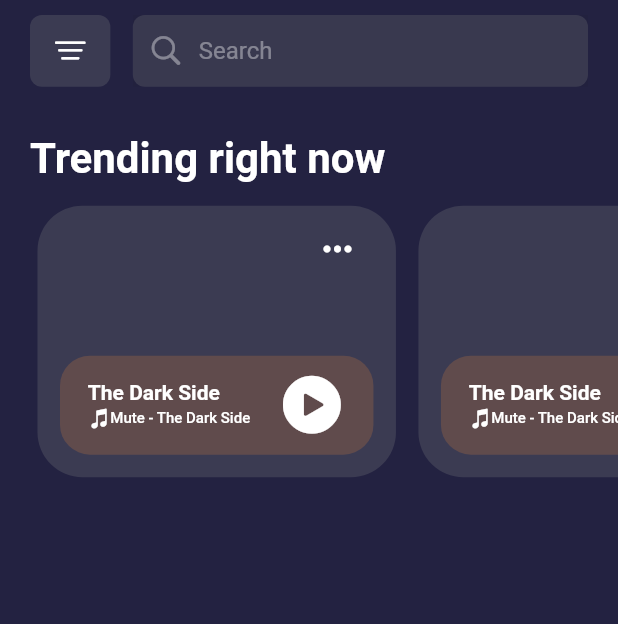
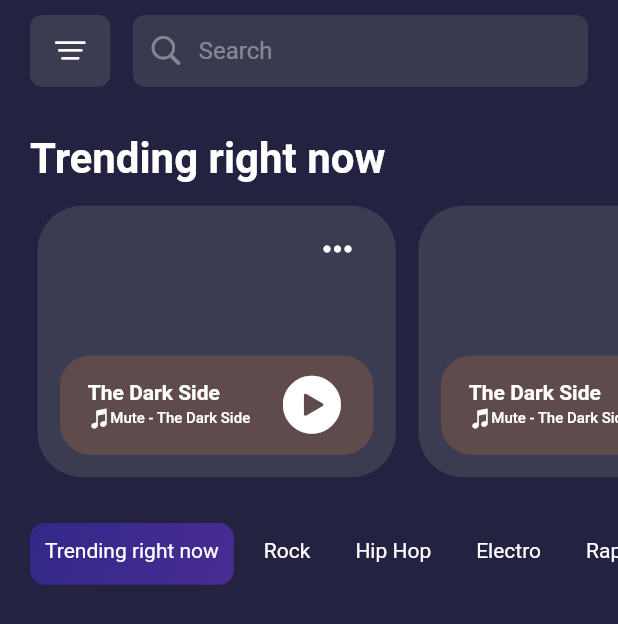
Before and after one commit to balaji13028/music_player, a Flutter app: the HomePage screen opened directly, on a phone screen of 412 x 824 dp. Shown: the top 624 px of the screen. Run offline on Flutter 3.47's test engine with Material 2 defaults, Android fonts, the phone set to English and light mode, and no system bars; our stand-ins replace get.

Commit message:
changes rae applied

```diff
--- a/lib/bottom_navbar.dart
+++ b/lib/bottom_navbar.dart
@@ -39,7 +39,7 @@ class BottomNavBar extends StatelessWidget {
           clipBehavior: Clip.hardEdge,
           height: size.height * 0.09,
           width: size.width,
-          margin: const EdgeInsets.only(right: 20, top: 10, left: 20),
+          margin: const EdgeInsets.only(right: 20, left: 20, bottom: 10),
           decoration: BoxDecoration(
             color: ColorPalette.buttonsBackgroundColor,
             borderRadius: BorderRadius.circular(20),
--- a/lib/color_palette.dart
+++ b/lib/color_palette.dart
@@ -8,4 +8,9 @@ class ColorPalette {
   static const Color titleColor = Colors.white;
 
   static const Color subtitleColor = Colors.white38;
+
+  static const LinearGradient buttonGradient = LinearGradient(colors: [
+    Color(0xff322888),
+    Color(0xff492C94),
+  ], begin: Alignment.topLeft, end: Alignment.bottomRight);
 }
--- a/lib/homepage.dart
+++ b/lib/homepage.dart
@@ -1,8 +1,11 @@
+import 'dart:convert';
 import 'dart:math';
-
 import 'package:flutter/cupertino.dart';
 import 'package:flutter/material.dart';
+import 'package:flutter/services.dart';
 import 'package:music_player/color_palette.dart';
+
+import 'model_classes.dart/song_category.dart';
 
 class HomePage extends StatelessWidget {
   const HomePage({super.key});
@@ -89,12 +92,11 @@ class HomePage extends StatelessWidget {
               padding: const EdgeInsets.only(left: 25),
               scrollDirection: Axis.horizontal,
               physics: const ClampingScrollPhysics(),
-                  itemCount: 3,
+              itemCount: 6,
               itemBuilder: ((context, index) {
                 return Container(
                   width: size.width * 0.58,
-                      margin:
-                          const EdgeInsets.only(right: 15, top: 15, bottom: 10),
+                  margin: const EdgeInsets.only(right: 15, top: 15, bottom: 10),
                   padding: const EdgeInsets.all(15),
                   decoration: BoxDecoration(
                     color: ColorPalette.buttonsBackgroundColor,
@@ -119,30 +121,28 @@ class HomePage extends StatelessWidget {
                           alignment: Alignment.center,
                           height: size.height * 0.08,
                           decoration: BoxDecoration(
-                                color: Colors.primaries[Random()
-                                        .nextInt(Colors.primaries.length)]
+                            color: Colors.primaries[
+                                    Random().nextInt(Colors.primaries.length)]
                                 .withOpacity(0.6),
                             borderRadius: BorderRadius.circular(20),
                           ),
-                              child: Row(
-                                mainAxisAlignment:
-                                    MainAxisAlignment.spaceEvenly,
+                          child: const Row(
+                            mainAxisAlignment: MainAxisAlignment.spaceEvenly,
                             crossAxisAlignment: CrossAxisAlignment.center,
                             children: [
                               Column(
                                 mainAxisAlignment: MainAxisAlignment.center,
-                                    crossAxisAlignment:
-                                        CrossAxisAlignment.start,
+                                crossAxisAlignment: CrossAxisAlignment.start,
                                 children: [
-                                      const Text(
+                                  Text(
                                     'The Dark Side',
                                     style: TextStyle(
                                         color: ColorPalette.titleColor,
                                         fontWeight: FontWeight.w700),
                                   ),
-                                      const SizedBox(height: 2),
+                                  SizedBox(height: 2),
                                   Row(
-                                        children: const [
+                                    children: [
                                       Icon(
                                         CupertinoIcons.music_note_2,
                                         size: 15,
@@ -160,7 +160,7 @@ class HomePage extends StatelessWidget {
                                   )
                                 ],
                               ),
-                                  const Icon(
+                              Icon(
                                 CupertinoIcons.play_circle_fill,
                                 size: 45,
                                 color: ColorPalette.titleColor,
@@ -172,7 +172,117 @@ class HomePage extends StatelessWidget {
                     ],
                   ),
                 );
-                  })))
+              }),
+            ),
+          ),
+          SizedBox(height: size.height * 0.025),
+          Container(
+              color: Colors.transparent,
+              height: size.height * 0.05,
+              width: size.width,
+              child: ListView.builder(
+                padding: const EdgeInsets.only(left: 20),
+                scrollDirection: Axis.horizontal,
+                itemCount: songCetegoryList.length,
+                itemBuilder: (context, index) {
+                  return Container(
+                    padding: const EdgeInsets.all(10),
+                    margin: const EdgeInsets.only(right: 10),
+                    decoration: BoxDecoration(
+                        gradient:
+                            index == 0 ? ColorPalette.buttonGradient : null,
+                        borderRadius: BorderRadius.circular(10)),
+                    child: Text(
+                      songCetegoryList[index].title.toString(),
+                      style: const TextStyle(color: ColorPalette.titleColor),
+                    ),
+                  );
+                },
+              )),
+          SizedBox(height: size.height * 0.02),
+          Expanded(
+              child: FutureBuilder(
+                  future: rootBundle.loadString('AssetManifest.json'),
+                  builder: (context, item) {
+                    if (item.connectionState == ConnectionState.waiting) {
+                      const CircularProgressIndicator();
+                    } else if (item.hasData) {
+                      final Map<String, dynamic> map = jsonDecode(item.data!);
+
+                      List songs = map.keys
+                          .where((element) => element.contains('.mp3'))
+                          .toList();
+
+                      return ListView.builder(
+                        itemCount: songs.length,
+                        itemBuilder: (context, index) {
+                          String title = songs[index]
+                              .split('/')
+                              .last
+                              .replaceAll('.mp3', '')
+                              .toString();
+
+                          return Container(
+                            alignment: Alignment.center,
+                            height: size.height * 0.08,
+                            decoration: BoxDecoration(
+                              color: Colors.primaries[
+                                      Random().nextInt(Colors.primaries.length)]
+                                  .withOpacity(0.6),
+                              borderRadius: BorderRadius.circular(20),
+                            ),
+                            child: Row(
+                              mainAxisAlignment: MainAxisAlignment.spaceEvenly,
+                              crossAxisAlignment: CrossAxisAlignment.center,
+                              children: [
+                                Column(
+                                  mainAxisAlignment: MainAxisAlignment.center,
+                                  crossAxisAlignment: CrossAxisAlignment.start,
+                                  children: [
+                                    Text(
+                                      title.toString(),
+                                      overflow: TextOverflow.ellipsis,
+                                      style: TextStyle(
+                                          color: ColorPalette.titleColor,
+                                          fontWeight: FontWeight.w700),
+                                    ),
+                                    SizedBox(height: 2),
+                                    Row(
+                                      children: [
+                                        Icon(
+                                          CupertinoIcons.music_note_2,
+                                          size: 15,
+                                          color: ColorPalette.titleColor,
+                                        ),
+                                        Text(
+                                          'Mute - The Dark Side',
+                                          overflow: TextOverflow.ellipsis,
+                                          style: TextStyle(
+                                              fontSize: 10,
+                                              color: ColorPalette.titleColor,
+                                              fontWeight: FontWeight.w500),
+                                        ),
+                                      ],
+                                    )
+                                  ],
+                                ),
+                                Icon(
+                                  CupertinoIcons.play_circle_fill,
+                                  size: 45,
+                                  color: ColorPalette.titleColor,
+                                ),
+                              ],
+                            ),
+                          );
+                        },
+                      );
+                    } else {
+                      return const Center(
+                        child: Text('No songs in the assets'),
+                      );
+                    }
+                    return SizedBox();
+                  }))
         ],
       )),
     );
--- /dev/null
+++ b/lib/model_classes.dart/song_category.dart
@@ -0,0 +1,19 @@
+// ignore_for_file: public_member_api_docs, sort_constructors_first
+class SongCategory {
+  int? id;
+  String? title;
+
+  SongCategory({
+    this.id,
+    this.title,
+  });
+}
+
+List<SongCategory> songCetegoryList = [
+  SongCategory(title: 'Trending right now', id: 1),
+  SongCategory(title: 'Rock', id: 2),
+  SongCategory(title: 'Hip Hop', id: 3),
+  SongCategory(title: 'Electro', id: 4),
+  SongCategory(title: 'Rap', id: 5),
+  SongCategory(title: 'folk', id: 6),
+];
--- a/lib/search_page.dart
+++ b/lib/search_page.dart
@@ -1,9 +1,7 @@
 import 'dart:math';
-
 import 'package:flutter/cupertino.dart';
 import 'package:flutter/material.dart';
 import 'package:get/get.dart';
-import 'package:get/route_manager.dart';
 import 'package:music_player/color_palette.dart';
 import 'package:music_player/controller/pagecontroller.dart';
 import 'package:music_player/model_classes.dart/recent_favourites.dart';
@@ -76,7 +74,7 @@ class SearchPage extends StatelessWidget {
                   gridDelegate: const SliverGridDelegateWithFixedCrossAxisCount(
                       crossAxisCount: 2,
                       mainAxisSpacing: 5,
-                      mainAxisExtent: 200,
+                      mainAxisExtent: 180,
                       crossAxisSpacing: 20),
                   itemBuilder: ((context, index) {
                     var fav = favouritesList[index];
--- a/pubspec.yaml
+++ b/pubspec.yaml
@@ -18,6 +18,7 @@ dependencies:
 
   cupertino_icons: ^1.0.2
   get: ^4.6.5
+  audioplayers: ^4.1.0
 
 dev_dependencies:
   flutter_test:
@@ -32,8 +33,8 @@ flutter:
   uses-material-design: true
 
   # To add assets to your application, add an assets section, like this:
-  # assets:
-  #   - images/a_dot_burr.jpeg
+  assets:
+    - assets/audios/
   #   - images/a_dot_ham.jpeg
 
   # An image asset can refer to one or more resolution-specific "variants", see
```
Also changed, not shown: lib/model_classes.dart/recent_favourites.dart (+16 -2 lines), pubspec.lock, 12 other files. Lines whose indentation alone changed are shown as unchanged.
